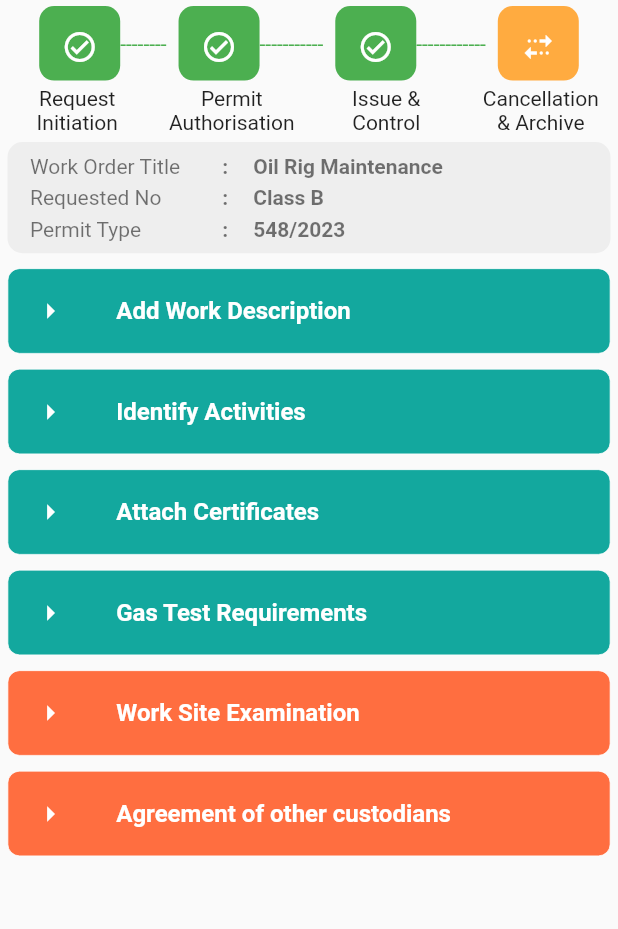
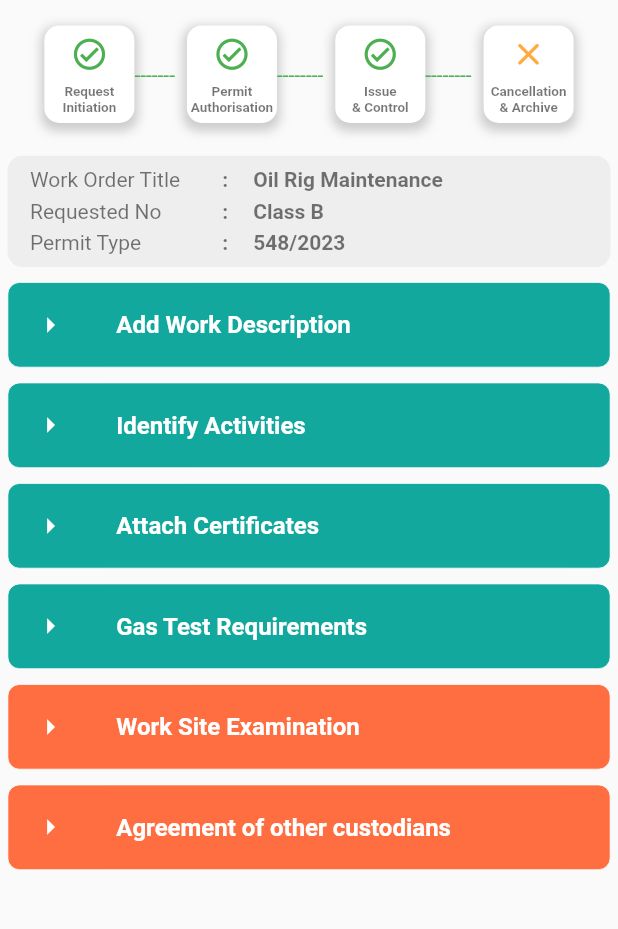
Before and after one commit to zerotrx98/petro_hse, a Flutter app: the InitiateScreen screen opened by its route, on a phone screen of 412 x 824 dp, the part 84-1013 px from its top. Run offline on Flutter 3.47's test engine with Material 2 defaults, Android fonts, the light colour scheme and no system bars; drawn by our look-alikes of buttons_tabbar; our stand-ins replace data_table_2, easy_stepper, get, table_calendar; missing offline and left inert: d_chart; network calls fail.

Commit message:
change custom stepper

```diff
--- a/lib/hse/const/widgets/initiateScreen_widgets/initiate_fields.dart
+++ b/lib/hse/const/widgets/initiateScreen_widgets/initiate_fields.dart
@@ -841,15 +841,13 @@ class Example extends StatelessWidget {
   @override
   Widget build(BuildContext context) {
     return DefaultTabController(
-      animationDuration: Duration.zero,
       length: 4,
       child: Column(
         children: <Widget>[
-          Center(
-            child: ButtonsTabBar(
+          ButtonsTabBar(
             physics: const NeverScrollableScrollPhysics(),
-              height: Get.height * 0.07,
-              contentPadding: EdgeInsets.only(),
+            height: Get.height * 0.12,
+            contentPadding: const EdgeInsets.only(),
             backgroundColor: Colors.transparent,
             unselectedBackgroundColor: Colors.transparent,
             unselectedLabelStyle: TextStyle(color: Colors.grey.shade50),
@@ -859,25 +857,127 @@ class Example extends StatelessWidget {
               Tab(
                 // text: tabName,
                 child: Row(
+                  crossAxisAlignment: CrossAxisAlignment.center,
                   children: [
-                      Column(
+                    Container(
+                      height: 65,
+                      width: 60,
+                      decoration: BoxDecoration(
+                        color: Colors.white,
+                        borderRadius: BorderRadius.circular(10),
+                        boxShadow: [
+                          BoxShadow(
+                            color: Colors.grey.withOpacity(0.5),
+                            // You can change the shadow color
+                            spreadRadius: 2,
+                            blurRadius: 5,
+                            offset: Offset(0,
+                                3), // You can adjust the position of the shadow
+                          ),
+                        ],
+                      ),
+                      child: Column(
                         children: [
                           Expanded(
                             flex: 6,
-                            child: Container(
-                              padding: const EdgeInsets.all(15),
-                              decoration: BoxDecoration(
+                            child: Icon(
+                              Icons.check_circle_outlined,
                               color: Colors.green,
-                                  borderRadius: BorderRadius.circular(10)),
-                              child: const Icon(
-                                Icons.check_circle_outlined,
-                                color: Colors.white,
+                              size: 25,
                             ),
+                          ),
+                          Expanded(
+                            flex: 4,
+                            child: Column(
+                              children: [
+                                Text(
+                                  'Request',
+                                  style: TextStyle(
+                                    color: Colors.black54,
+                                    fontSize: 9,
+                                    fontWeight: FontWeight.bold,
+                                  ),
+                                ),
+                                Text(
+                                  "Initiation",
+                                  style: TextStyle(
+                                    color: Colors.black54,
+                                    fontSize: 9,
+                                    fontWeight: FontWeight.bold,
                                   ),
                                 ),
                               ],
                             ),
+                          ),
+                        ],
+                      ),
+                    ),
+                    const Text(
+                      "-------",
+                      style: TextStyle(color: Colors.green),
+                    )
+                  ],
+                ),
+              ),
+              Tab(
+                // text: tabName,
+                child: Row(
+                  crossAxisAlignment: CrossAxisAlignment.center,
+                  children: [
+                    Container(
+                      height: 65,
+                      width: 60,
+                      decoration: BoxDecoration(
+                        color: Colors.white,
+                        borderRadius: BorderRadius.circular(10),
+                        boxShadow: [
+                          BoxShadow(
+                            color: Colors.grey.withOpacity(0.5),
+                            // You can change the shadow color
+                            spreadRadius: 2,
+                            blurRadius: 5,
+                            offset: Offset(0,
+                                3), // You can adjust the position of the shadow
+                          ),
+                        ],
+                      ),
+                      child: Column(
+                        children: [
+                          Expanded(
+                            flex: 6,
+                            child: Icon(
+                              Icons.check_circle_outlined,
+                              color: Colors.green,
+                              size: 25,
+                            ),
+                          ),
+                          Expanded(
+                            flex: 4,
+                            child: Column(
+                              children: [
                                 Text(
+                                  'Permit',
+                                  style: TextStyle(
+                                    color: Colors.black54,
+                                    fontSize: 9,
+                                    fontWeight: FontWeight.bold,
+                                  ),
+                                ),
+                                Text(
+                                  "Authorisation",
+                                  style: TextStyle(
+                                    color: Colors.black54,
+                                    fontSize: 9,
+                                    fontWeight: FontWeight.bold,
+                                  ),
+                                ),
+                              ],
+                            ),
+                          ),
+                        ],
+                      ),
+                    ),
+                    const Text(
                       "--------",
                       style: TextStyle(color: Colors.green),
                     )
@@ -887,122 +987,126 @@ class Example extends StatelessWidget {
               Tab(
                 // text: tabName,
                 child: Row(
+                  crossAxisAlignment: CrossAxisAlignment.center,
                   children: [
-                      Column(
+                    Container(
+                      height: 65,
+                      width: 60,
+                      decoration: BoxDecoration(
+                        color: Colors.white,
+                        borderRadius: BorderRadius.circular(10),
+                        boxShadow: [
+                          BoxShadow(
+                            color: Colors.grey.withOpacity(0.5),
+                            // You can change the shadow color
+                            spreadRadius: 2,
+                            blurRadius: 5,
+                            offset: Offset(0,
+                                3), // You can adjust the position of the shadow
+                          ),
+                        ],
+                      ),
+                      child: Column(
                         children: [
                           Expanded(
                             flex: 6,
-                            child: Container(
-                              padding: const EdgeInsets.all(15),
-                              decoration: BoxDecoration(
+                            child: Icon(
+                              Icons.check_circle_outlined,
                               color: Colors.green,
-                                  borderRadius: BorderRadius.circular(10)),
-                              child: const Icon(
-                                Icons.check_circle_outlined,
-                                color: Colors.white,
+                              size: 25,
                             ),
+                          ),
+                          Expanded(
+                            flex: 4,
+                            child: Column(
+                              children: [
+                                Text(
+                                  'Issue',
+                                  style: TextStyle(
+                                    color: Colors.black54,
+                                    fontSize: 9,
+                                    fontWeight: FontWeight.bold,
+                                  ),
+                                ),
+                                Text(
+                                  "& Control",
+                                  style: TextStyle(
+                                    color: Colors.black54,
+                                    fontSize: 9,
+                                    fontWeight: FontWeight.bold,
                                   ),
                                 ),
                               ],
                             ),
-                      const Text("-----------",
-                          style: TextStyle(color: Colors.green))
+                          ),
+                        ],
+                      ),
+                    ),
+                    const Text(
+                      "--------",
+                      style: TextStyle(color: Colors.green),
+                    )
                   ],
                 ),
               ),
               Tab(
                 // text: tabName,
                 child: Row(
+                  crossAxisAlignment: CrossAxisAlignment.center,
                   children: [
-                      // SizedBox(
-                      //     height: Get.height * 0.02,
-                      //     child: const Text("",
-                      //         style: TextStyle(color: Colors.green))),
-                      Column(
+                    Container(
+                      height: 65,
+                      width: 60,
+                      decoration: BoxDecoration(
+                        color: Colors.white,
+                        borderRadius: BorderRadius.circular(10),
+                        boxShadow: [
+                          BoxShadow(
+                            color: Colors.grey.withOpacity(0.5),
+                            // You can change the shadow color
+                            spreadRadius: 2,
+                            blurRadius: 5,
+                            offset: Offset(0,
+                                3), // You can adjust the position of the shadow
+                          ),
+                        ],
+                      ),
+                      child: const Column(
                         children: [
                           Expanded(
                             flex: 6,
-                            child: Container(
-                              padding: const EdgeInsets.all(15),
-                              decoration: BoxDecoration(
-                                  color: Colors.green,
-                                  borderRadius: BorderRadius.circular(10)),
-                              child: const Icon(
-                                Icons.check_circle_outlined,
-                                color: Colors.white,
+                            child: Icon(
+                              Icons.close_rounded,
+                              color: Colors.orangeAccent,
+                              size: 25,
                             ),
                           ),
-                          ),
-                        ],
-                      ),
-                      const Text("------------",
-                          style: TextStyle(color: Colors.green))
-                    ],
+                          Expanded(
+                            flex: 4,
+                            child: Column(
+                              children: [
+                                Text(
+                                  'Cancellation',
+                                  style: TextStyle(
+                                    color: Colors.black54,
+                                    fontSize: 9,
+                                    fontWeight: FontWeight.bold,
                                   ),
                                 ),
-                Tab(
-                  // text: tabName,
-                  child: Row(
-                    children: [
-                      SizedBox(
-                          height: Get.height * 0.02,
-                          child: const Text("",
-                              style: TextStyle(color: Colors.green))),
-                      Column(
-                        children: [
-                          Expanded(
-                            flex: 6,
-                            child: Container(
-                              padding: const EdgeInsets.all(15),
-                              decoration: BoxDecoration(
-                                  color: Colors.orangeAccent,
-                                  borderRadius: BorderRadius.circular(10)),
-                              child: const Icon(
-                                Icons.multiple_stop,
-                                color: Colors.white,
+                                Text(
+                                  "& Archive",
+                                  style: TextStyle(
+                                    color: Colors.black54,
+                                    fontSize: 9,
+                                    fontWeight: FontWeight.bold,
                                   ),
                                 ),
-                          ),
-                        ],
-                      ),
-                      const Text("", style: TextStyle(color: Colors.green)),
                               ],
                             ),
                           ),
                         ],
                       ),
                     ),
-          const Row(
-            children: [
-              Expanded(
-                child: Column(
-                  children: [
-                    Text("Request"),
-                    Text("Initiation"),
-                  ],
-                ),
-              ),
-              Expanded(
-                child: Column(
-                  children: [
-                    Text("Permit"),
-                    Text("Authorisation"),
-                  ],
-                ),
-              ),
-              Expanded(
-                child: Column(
-                  children: [
-                    Text("Issue &"),
-                    Text("Control"),
-                  ],
-                ),
-              ),
-              Expanded(
-                child: Column(
-                  children: [
-                    Text("Cancellation"),
-                    Text("& Archive"),
                   ],
                 ),
               ),
@@ -1012,7 +1116,7 @@ class Example extends StatelessWidget {
             padding: const EdgeInsets.symmetric(horizontal: 5, vertical: 5),
             child: Container(
               height: Get.height * 0.09,
-              width: Get.width,
+              width: double.infinity,
               decoration: BoxDecoration(
                 borderRadius: BorderRadius.circular(10),
                 color: Colors.grey.shade200,
```
Lines whose indentation alone changed are shown as unchanged.
